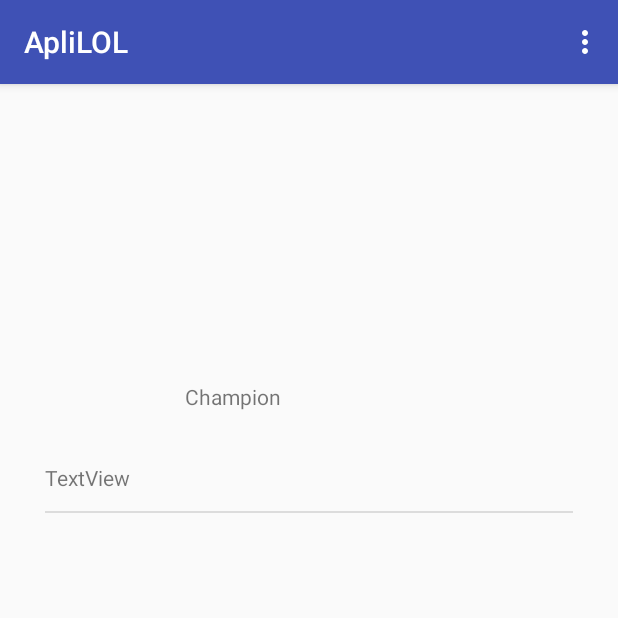
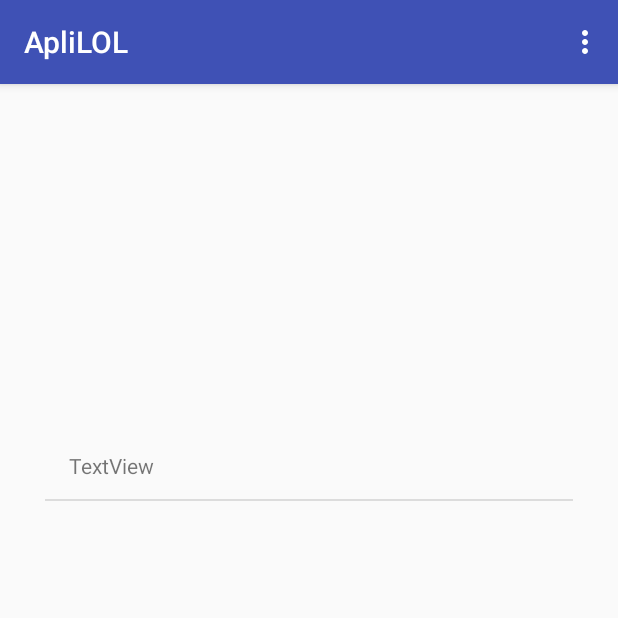
Before and after one commit to CristianJRamirez/ApliLOL2, an Android app: the screen it shows after launch (MainActivity), on a phone screen of 412 x 824 dp, the top half of it. Run offline under Robolectric (Android 15) with nearby library versions, the phone set to English and light mode, and no system bars; our stand-ins replace data binding; pictures from the network do not load; 6 statements that could not run were skipped.

```diff
--- a/app/src/main/res/layout/champion_layout.xml
+++ b/app/src/main/res/layout/champion_layout.xml
@@ -1,5 +1,6 @@
 <?xml version="1.0" encoding="utf-8"?>
-<layout>
+<layout xmlns:tools="http://schemas.android.com/tools"
+    xmlns:app="http://schemas.android.com/apk/res-auto">
     <android.support.constraint.ConstraintLayout
     xmlns:android="http://schemas.android.com/apk/res/android"
     xmlns:app="http://schemas.android.com/apk/res-auto"
@@ -16,52 +17,31 @@
             android:adjustViewBounds="true"
             android:maxHeight="75dp"
             android:scaleType="fitXY"
-            app:layout_constraintRight_toLeftOf="@+id/txtChampion2"
             app:layout_constraintLeft_toLeftOf="parent"
-            app:layout_constraintBottom_toBottomOf="@+id/txtChampion2"
-            app:layout_constraintTop_toTopOf="@+id/txtChampion2"
             app:layout_constraintHorizontal_bias="0.08"
             app:layout_constraintVertical_bias="0.0"
             android:layout_marginLeft="16dp"
-            android:layout_marginRight="16dp"
-            android:layout_marginEnd="16dp"
             android:layout_marginStart="16dp"
-            android:layout_marginTop="4dp"
-            android:layout_marginBottom="4dp" />
-
-        <TextView
-            android:text="Champion"
-            android:layout_width="wrap_content"
-            android:layout_height="wrap_content"
-            android:id="@+id/txtChampion2"
-            android:gravity="center_vertical"
-            app:layout_constraintTop_toTopOf="parent"
-            android:minHeight="?android:attr/listPreferredItemHeight"
-            app:layout_constraintRight_toLeftOf="@+id/titulo"
-            android:layout_marginEnd="8dp"
-            android:layout_marginRight="8dp"
-            android:layout_marginTop="4dp" />
+            tools:layout_editor_absoluteY="0dp" />
 
 
         <TextView
             android:id="@+id/titulo"
+            android:layout_alignLeft="@+id/ImageChamp"
+            android:layout_below="@+id/ImageChamp"
+            android:textSize="12sp"
+            android:gravity="center_vertical"
             android:layout_width="0dp"
             android:layout_height="0dp"
-            android:layout_alignLeft="@+id/txtChampion2"
-            android:layout_below="@+id/txtChampion2"
-            android:textSize="12sp"
-            android:gravity="center_vertical"
-            android:layout_marginEnd="8dp"
+            android:layout_marginStart="8dp"
+            app:layout_constraintLeft_toRightOf="@+id/ImageChamp"
+            android:layout_marginLeft="8dp"
+            android:layout_marginEnd="16dp"
             app:layout_constraintRight_toRightOf="parent"
-            android:layout_marginRight="8dp"
-            app:layout_constraintTop_toTopOf="@+id/txtChampion2"
-            app:layout_constraintBottom_toBottomOf="@+id/txtChampion2"
-            app:layout_constraintVertical_bias="1.0"
-            android:layout_marginStart="8dp"
-            app:layout_constraintLeft_toRightOf="@+id/txtChampion2"
-            android:layout_marginLeft="8dp"
-            android:layout_marginBottom="4dp"
-            android:layout_marginTop="4dp" />
+            android:layout_marginRight="16dp"
+            app:layout_constraintBottom_toBottomOf="@+id/ImageChamp"
+            app:layout_constraintTop_toTopOf="@+id/ImageChamp"
+            android:layout_marginTop="8dp" />
 
         <android.support.constraint.Guideline
             android:layout_width="wrap_content"
@@ -74,7 +54,7 @@
 
         <TextView
             android:text="TextView"
-            android:layout_width="match_parent"
+            android:layout_width="0dp"
             android:layout_height="32dp"
             android:id="@+id/txtChampion"
             app:layout_constraintLeft_toLeftOf="@+id/ImageChamp"
```
Also changed, not shown: 1 other file.
